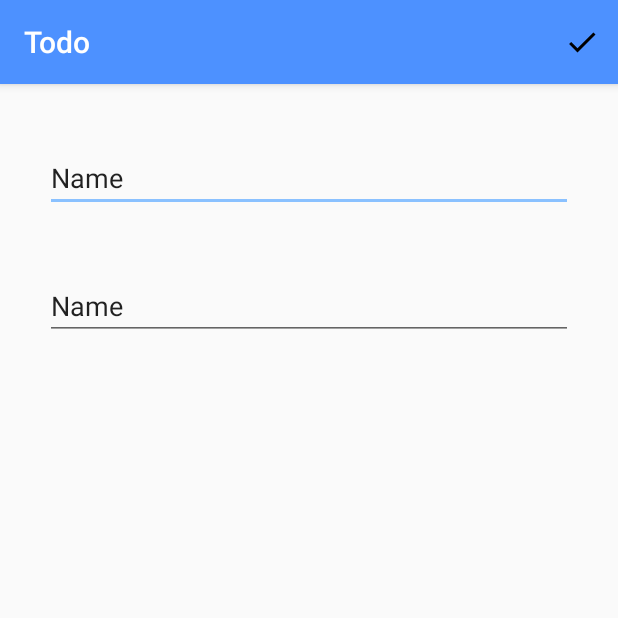
After one commit to rossandroid/android-app-fast-to-do, an Android app: the AddTodo screen opened directly, with no data from a screen before it, on a phone screen of 412 x 824 dp, the top half of it. The commit adds this screen. Run offline under Robolectric (Android 15) with nearby library versions, the phone set to English and light mode, and no system bars; our stand-ins replace Room's generated code.

Commit message:
activity add todo

```diff
--- a/app/src/main/AndroidManifest.xml
+++ b/app/src/main/AndroidManifest.xml
@@ -9,13 +9,14 @@
         android:roundIcon="@mipmap/ic_launcher_round"
         android:supportsRtl="true"
         android:theme="@style/AppTheme">
+
         <activity android:name=".MainActivity">
             <intent-filter>
                 <action android:name="android.intent.action.MAIN" />
-
                 <category android:name="android.intent.category.LAUNCHER" />
             </intent-filter>
         </activity>
+        <activity android:name=".AddTodo"></activity>
     </application>
 
 </manifest>
--- /dev/null
+++ b/app/src/main/java/com/example/rossellamorgante/todo/AddTodo.java
@@ -0,0 +1,61 @@
+package com.example.rossellamorgante.todo;
+
+import android.app.Activity;
+import android.os.Bundle;
+import android.view.Menu;
+import android.view.MenuInflater;
+import android.view.MenuItem;
+import android.widget.EditText;
+
+import com.example.rossellamorgante.todo.Model.AppDatabase;
+import com.example.rossellamorgante.todo.Model.Todo;
+
+import java.util.ArrayList;
+
+import androidx.appcompat.app.AppCompatActivity;
+
+public class AddTodo extends AppCompatActivity {
+
+    AppDatabase db;
+
+    @Override
+    protected void onCreate(Bundle savedInstanceState) {
+        super.onCreate(savedInstanceState);
+        setContentView(R.layout.activity_add_todo);
+
+        ArrayList<Todo> lista = new ArrayList<Todo>();
+        db = AppDatabase.getInstance(this);
+
+
+    }
+
+
+    @Override
+    public boolean onCreateOptionsMenu(Menu menu) {
+        MenuInflater inflater = getMenuInflater();
+        inflater.inflate(R.menu.savetodo, menu);
+        return true;
+    }
+
+    @Override
+    public boolean onOptionsItemSelected(MenuItem item) {
+        switch (item.getItemId()) {
+            case R.id.save_item:
+                saveTodo();
+                break;
+            default:
+                break;
+        }
+        return true;
+    }
+
+
+    private void saveTodo(){
+        String titolo = ((EditText)findViewById(R.id.titolo)).getText().toString();
+        String sottotitolo = ((EditText)findViewById(R.id.descrizione)).getText().toString();
+        Todo t  = new Todo(titolo,sottotitolo,false);
+        db.todoDao().insert(t);
+        onBackPressed();
+
+    }
+}
--- /dev/null
+++ b/app/src/main/java/com/example/rossellamorgante/todo/Model/AppDatabase.java
@@ -0,0 +1,25 @@
+package com.example.rossellamorgante.todo.Model;
+
+import android.content.Context;
+
+import androidx.room.Database;
+import androidx.room.Room;
+import androidx.room.RoomDatabase;
+
+@Database(entities = {Todo.class}, version = 1, exportSchema = false)
+public abstract class AppDatabase extends RoomDatabase {
+
+    static AppDatabase INSTANCE;
+    private static String DATABASE_NAME ="database-todo";
+    private static Context context;
+
+    public abstract TodoDao todoDao();
+
+    public static AppDatabase getInstance(Context _context) {
+        if (INSTANCE == null) {
+            context=_context;
+            INSTANCE =  Room.databaseBuilder(context, AppDatabase.class, DATABASE_NAME).allowMainThreadQueries().build();
+        }
+        return INSTANCE;
+    }
+}
--- a/app/src/main/java/com/example/rossellamorgante/todo/Model/Todo.java
+++ b/app/src/main/java/com/example/rossellamorgante/todo/Model/Todo.java
@@ -6,11 +6,11 @@ import androidx.room.Entity;
 import androidx.room.PrimaryKey;
 
 
-@Entity(tableName = "to_do")
+@Entity()
 public class Todo {
 
     @PrimaryKey(autoGenerate = true)
-    private int id;
+    public int id;
 
     @NonNull
     @ColumnInfo(name = "titolo")
@@ -28,6 +28,7 @@ public class Todo {
         this.descr = d;
         this.stato = s;
     }
+    public Todo(){}
 
 
 
--- /dev/null
+++ b/app/src/main/java/com/example/rossellamorgante/todo/Model/TodoDao.java
@@ -0,0 +1,19 @@
+package com.example.rossellamorgante.todo.Model;
+
+import java.util.ArrayList;
+import java.util.List;
+
+import androidx.room.Dao;
+import androidx.room.Insert;
+import androidx.room.OnConflictStrategy;
+import androidx.room.Query;
+
+@Dao
+public interface TodoDao {
+
+    @Query("SELECT * FROM Todo")
+    List<Todo> dammiTutto();
+
+    @Insert(onConflict = OnConflictStrategy.REPLACE)
+    void insert(Todo doto);
+}
--- /dev/null
+++ b/app/src/main/res/drawable/ic_done_black_24dp.xml
@@ -0,0 +1,9 @@
+<vector xmlns:android="http://schemas.android.com/apk/res/android"
+        android:width="24dp"
+        android:height="24dp"
+        android:viewportWidth="24.0"
+        android:viewportHeight="24.0">
+    <path
+        android:fillColor="#FF000000"
+        android:pathData="M9,16.2L4.8,12l-1.4,1.4L9,19 21,7l-1.4,-1.4L9,16.2z"/>
+</vector>
--- /dev/null
+++ b/app/src/main/res/layout/activity_add_todo.xml
@@ -0,0 +1,37 @@
+<?xml version="1.0" encoding="utf-8"?>
+<androidx.constraintlayout.widget.ConstraintLayout xmlns:android="http://schemas.android.com/apk/res/android"
+    xmlns:app="http://schemas.android.com/apk/res-auto"
+    xmlns:tools="http://schemas.android.com/tools"
+    android:layout_width="match_parent"
+    android:layout_height="match_parent"
+    tools:context=".AddTodo">
+
+    <EditText
+        android:id="@+id/titolo"
+        android:layout_width="0dp"
+        android:layout_height="wrap_content"
+        android:layout_marginStart="30dp"
+        android:layout_marginTop="40dp"
+        android:layout_marginEnd="30dp"
+        android:ems="10"
+        android:inputType="textPersonName"
+        android:text="Name"
+        app:layout_constraintEnd_toEndOf="parent"
+        app:layout_constraintStart_toStartOf="parent"
+        app:layout_constraintTop_toTopOf="parent" />
+
+    <EditText
+        android:id="@+id/descrizione"
+        android:layout_width="0dp"
+        android:layout_height="wrap_content"
+        android:layout_marginStart="30dp"
+        android:layout_marginTop="40dp"
+        android:layout_marginEnd="30dp"
+        android:ems="10"
+        android:inputType="textPersonName"
+        android:text="Name"
+        app:layout_constraintEnd_toEndOf="parent"
+        app:layout_constraintStart_toStartOf="parent"
+        app:layout_constraintTop_toBottomOf="@+id/titolo" />
+
+</androidx.constraintlayout.widget.ConstraintLayout>
--- /dev/null
+++ b/app/src/main/res/menu/savetodo.xml
@@ -0,0 +1,13 @@
+<?xml version="1.0" encoding="utf-8"?>
+<menu xmlns:android="http://schemas.android.com/apk/res/android"
+    xmlns:app="http://schemas.android.com/apk/res-auto">
+
+
+    xmlns:app="http://schemas.android.com/apk/res-auto">
+    <item
+        android:id="@+id/save_item"
+        android:icon="@drawable/ic_done_black_24dp"
+        android:title="Aggiungi"
+        app:showAsAction="always"/>
+
+</menu>
```
Also changed, not shown: app/src/main/java/com/example/rossellamorgante/todo/AdapterToDoList.java (+8 -3 lines), app/src/main/java/com/example/rossellamorgante/todo/MainActivity.java (+24 -10 lines).
